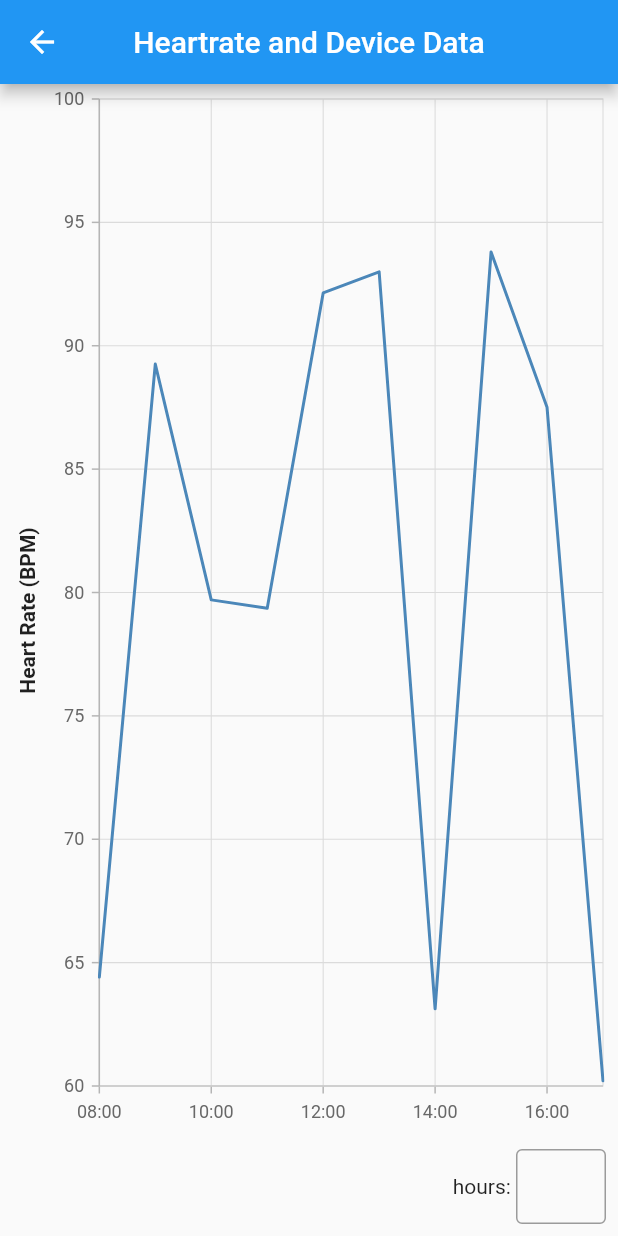
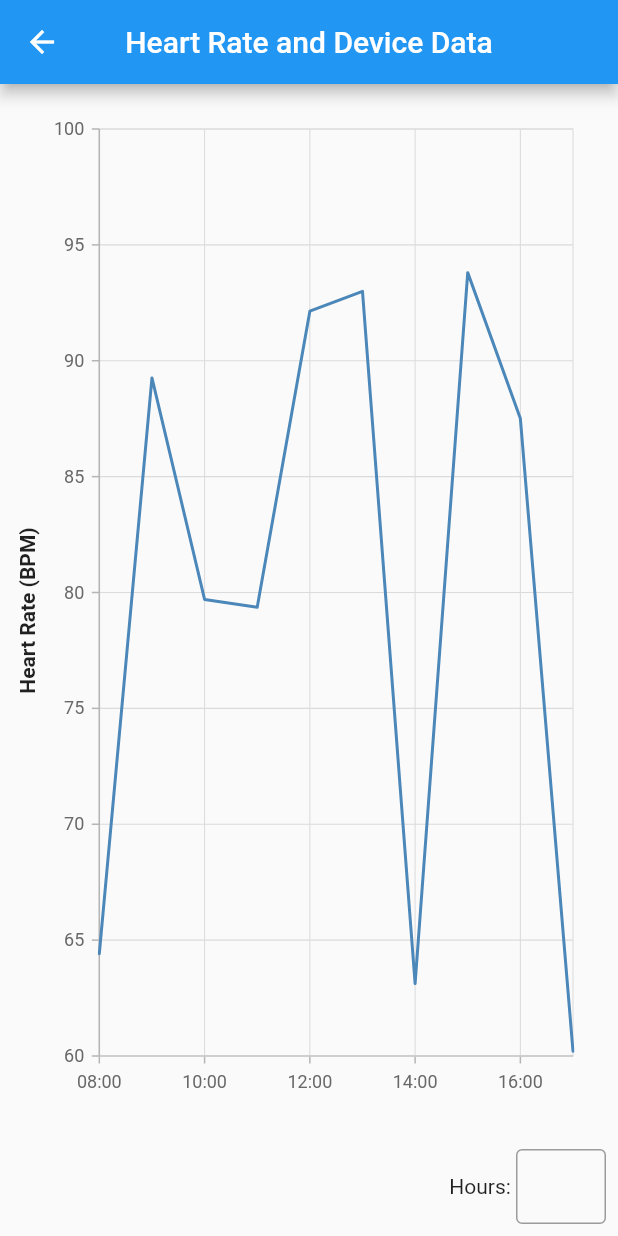
Before and after one commit to TylerHight/Que-App, a Flutter app: the DataScreen screen opened directly, on a phone screen of 412 x 824 dp. Run offline on Flutter 3.47's test engine with Material 2 defaults, Android fonts, the phone set to English and light mode, and no system bars; our stand-ins replace syncfusion_flutter_charts.

Commit message:
added individual padding for each side of graph

```diff
--- a/lib/main_screens/data_screen/data_screen.dart
+++ b/lib/main_screens/data_screen/data_screen.dart
@@ -27,7 +27,7 @@ class _DataScreenState extends State<DataScreen> {
 
     return Scaffold(
       appBar: AppBar(
-        title: const Text('Heartrate and Device Data'),
+        title: const Text('Heart Rate and Device Data'),
         centerTitle: true,
       ),
       body: Column(
@@ -51,6 +51,8 @@ class _DataScreenState extends State<DataScreen> {
                   ),
                   // Chart
                   Expanded(
+                    child: Container(
+                      padding: EdgeInsets.only(left: 0, right: 20, top: 20, bottom: 20), // Adjust padding as needed
                       child: SfCartesianChart(
                         primaryXAxis: DateTimeAxis(),
                         primaryYAxis: NumericAxis(
@@ -67,6 +69,7 @@ class _DataScreenState extends State<DataScreen> {
                         ],
                       ),
                     ),
+                  ),
                 ],
               ),
             ),
@@ -76,7 +79,7 @@ class _DataScreenState extends State<DataScreen> {
             child: Row(
               mainAxisAlignment: MainAxisAlignment.end, // Align to the right
               children: [
-                const Text('hours: '),
+                const Text('Hours: '),
                 SizedBox(
                   width: 60,
                   height: 50,
```
Lines whose indentation alone changed are shown as unchanged.
